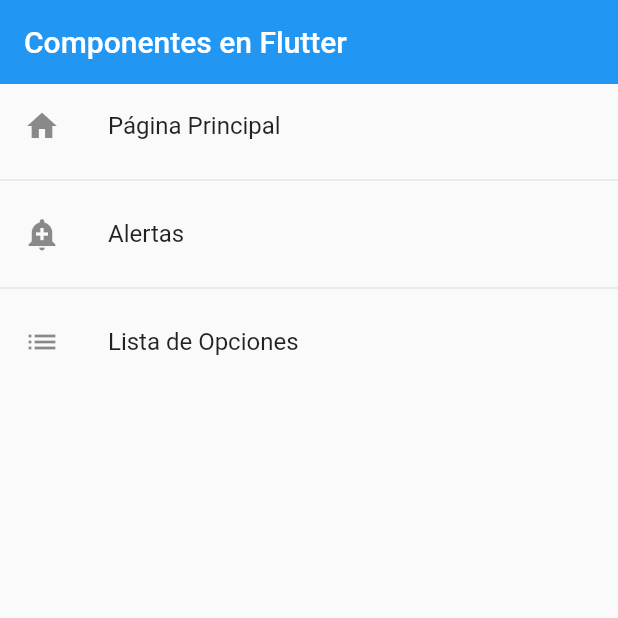
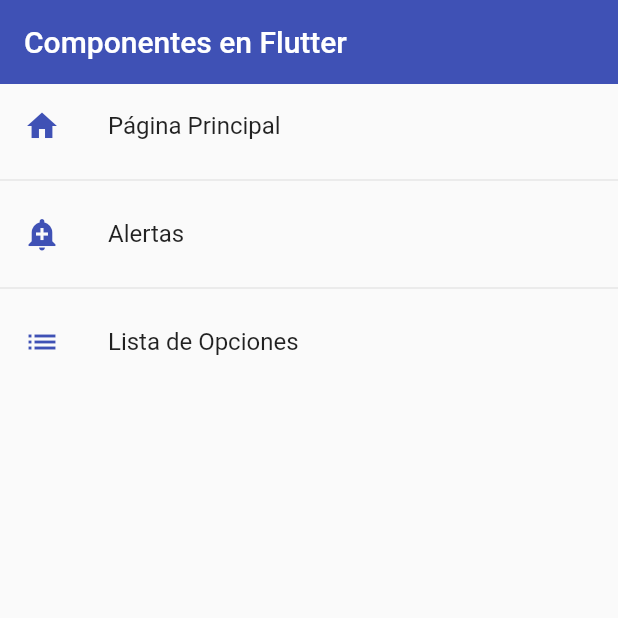
Before and after one commit to AngelJara7/fl_components, a Flutter app: the screen it shows after launch, on a phone screen of 412 x 824 dp, the top half of it. Run offline on Flutter 3.47's test engine with Material 2 defaults, Android fonts, the phone set to English and light mode, and no system bars.

Commit message:
tema de la aplicacion

```diff
--- a/lib/main.dart
+++ b/lib/main.dart
@@ -1,5 +1,6 @@
 import 'package:flutter/material.dart';
 import 'package:fl_components/routes/app_routes.dart';
+import 'package:fl_components/theme/app_theme.dart';
 
 void main() => runApp(const MyApp());
 
@@ -9,10 +10,12 @@ class MyApp extends StatelessWidget {
   @override
   Widget build(BuildContext context) {
     return MaterialApp(
-        debugShowCheckedModeBanner: false,
-        title: 'Material App',
-        initialRoute: AppRoutes.initialRoutes,
-        routes: AppRoutes.getAppRoutes(),
-        onGenerateRoute: AppRoutes.onGenerateRoute);
+      debugShowCheckedModeBanner: false,
+      title: 'Material App',
+      initialRoute: AppRoutes.initialRoutes,
+      routes: AppRoutes.getAppRoutes(),
+      onGenerateRoute: AppRoutes.onGenerateRoute,
+      theme: AppTheme.lightTheme,
+    );
   }
 }
--- a/lib/screens/home_screen.dart
+++ b/lib/screens/home_screen.dart
@@ -1,3 +1,4 @@
+import 'package:fl_components/theme/app_theme.dart';
 import 'package:flutter/material.dart';
 import 'package:fl_components/routes/app_routes.dart';
 
@@ -15,7 +16,7 @@ class HomeScreen extends StatelessWidget {
         ),
         body: ListView.separated(
             itemBuilder: (context, index) => ListTile(
-                  leading: Icon(menuOptions[index].icon),
+                  leading: Icon(menuOptions[index].icon, color: AppTheme.primary,),
                   title: Text(menuOptions[index].nombre),
                   onTap: () => {
                     Navigator.pushNamed(context, menuOptions[index].route)
--- /dev/null
+++ b/lib/theme/app_theme.dart
@@ -0,0 +1,13 @@
+import 'package:flutter/material.dart';
+
+class AppTheme {
+  static const Color primary = Colors.indigo;
+
+  static final ThemeData lightTheme = ThemeData.light().copyWith(
+      primaryColor: primary,
+      appBarTheme: const AppBarTheme(
+        color: primary,
+        elevation: 0
+      )
+  );
+}
```
